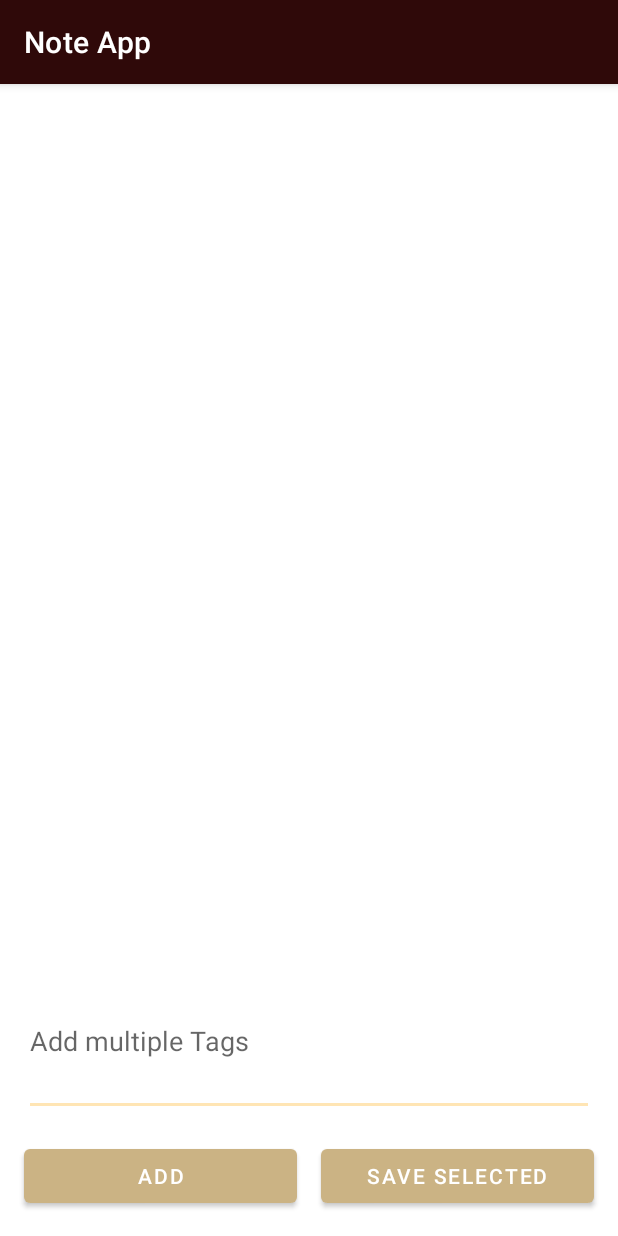
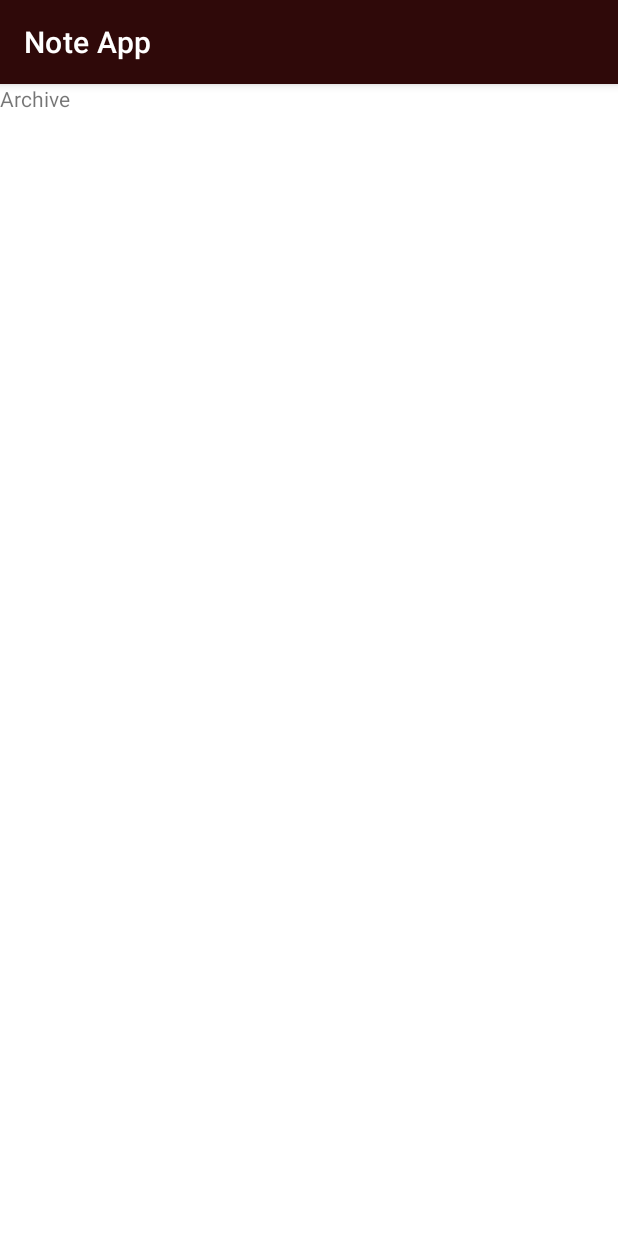
Before and after one commit to dnloop/NoteApp, an Android app: the fragment ArchiveFragment shown on its own in the app's theme, on a phone screen of 412 x 824 dp. Run offline under Robolectric (Android 15) with nearby library versions, the phone set to English and light mode, and no system bars.

Commit message:
Refactored: removed one directory hierarchy.

```diff
--- a/app/src/main/java/io/github/dnloop/noteapp/MainActivity.kt
+++ b/app/src/main/java/io/github/dnloop/noteapp/MainActivity.kt
@@ -12,7 +12,7 @@ import android.view.Menu
 import androidx.databinding.DataBindingUtil
 import com.google.android.material.floatingactionbutton.FloatingActionButton
 import io.github.dnloop.noteapp.databinding.ActivityMainBinding
-import io.github.dnloop.noteapp.ui.home.HomeFragmentDirections
+import io.github.dnloop.noteapp.ui.HomeFragmentDirections
 import kotlinx.android.synthetic.main.app_bar_main.view.*
 
 class MainActivity : AppCompatActivity() {
--- a/app/src/main/java/io/github/dnloop/noteapp/adapter/ViewPagerAdapter.kt
+++ b/app/src/main/java/io/github/dnloop/noteapp/adapter/ViewPagerAdapter.kt
@@ -4,8 +4,8 @@ import androidx.fragment.app.Fragment
 import androidx.fragment.app.FragmentManager
 import androidx.fragment.app.FragmentPagerAdapter
 import androidx.viewpager.widget.PagerAdapter
-import io.github.dnloop.noteapp.ui.note.EditNoteFragment
-import io.github.dnloop.noteapp.ui.tag.TagFragment
+import io.github.dnloop.noteapp.ui.EditNoteFragment
+import io.github.dnloop.noteapp.ui.TagFragment
 
 class ViewPagerAdapter(fm: FragmentManager) : FragmentPagerAdapter(fm, BEHAVIOR_RESUME_ONLY_CURRENT_FRAGMENT) {
 
--- a/app/src/main/java/io/github/dnloop/noteapp/ui/tag/TagFragment.kt
+++ b/app/src/main/java/io/github/dnloop/noteapp/ui/ArchiveFragment.kt
@@ -1,26 +1,25 @@
-package io.github.dnloop.noteapp.ui.tag
-
+package io.github.dnloop.noteapp.ui
 
 import android.os.Bundle
 import androidx.fragment.app.Fragment
 import android.view.LayoutInflater
 import android.view.View
 import android.view.ViewGroup
-
+import android.widget.TextView
 import io.github.dnloop.noteapp.R
 
 /**
  * A simple [Fragment] subclass.
  */
-class TagFragment : Fragment() {
+class ArchiveFragment : Fragment() {
 
     override fun onCreateView(
         inflater: LayoutInflater, container: ViewGroup?,
         savedInstanceState: Bundle?
     ): View? {
-        // Inflate the layout for this fragment
-        return inflater.inflate(R.layout.content_tag, container, false)
+        return TextView(activity).apply {
+            setText(R.string.menu_archive)
+        }
     }
 
-
 }
--- a/app/src/main/java/io/github/dnloop/noteapp/ui/category/CategoryFragment.kt
+++ b/app/src/main/java/io/github/dnloop/noteapp/ui/CategoryFragment.kt
@@ -1,4 +1,4 @@
-package io.github.dnloop.noteapp.ui.category
+package io.github.dnloop.noteapp.ui
 
 import android.os.Bundle
 import android.view.LayoutInflater
--- a/app/src/main/java/io/github/dnloop/noteapp/ui/note/EditNoteFragment.kt
+++ b/app/src/main/java/io/github/dnloop/noteapp/ui/EditNoteFragment.kt
@@ -1,4 +1,4 @@
-package io.github.dnloop.noteapp.ui.note
+package io.github.dnloop.noteapp.ui
 
 import android.os.Bundle
 import android.view.LayoutInflater
@@ -12,6 +12,7 @@ import androidx.navigation.fragment.findNavController
 import io.github.dnloop.noteapp.R
 import io.github.dnloop.noteapp.data.NoteDatabase
 import io.github.dnloop.noteapp.databinding.FragmentNoteEditorBinding
+import io.github.dnloop.noteapp.ui.ContentNoteFragmentDirections
 import io.github.dnloop.noteapp.ui.viewmodel.EditNoteViewModel
 import io.github.dnloop.noteapp.ui.viewmodel.EditNoteViewModelFactory
 
--- a/app/src/main/java/io/github/dnloop/noteapp/ui/archive/ArchiveFragment.kt
+++ b/app/src/main/java/io/github/dnloop/noteapp/ui/FolderFragment.kt
@@ -1,4 +1,4 @@
-package io.github.dnloop.noteapp.ui.archive
+package io.github.dnloop.noteapp.ui
 
 import android.os.Bundle
 import androidx.fragment.app.Fragment
@@ -11,14 +11,14 @@ import io.github.dnloop.noteapp.R
 /**
  * A simple [Fragment] subclass.
  */
-class ArchiveFragment : Fragment() {
+class FolderFragment : Fragment() {
 
     override fun onCreateView(
         inflater: LayoutInflater, container: ViewGroup?,
         savedInstanceState: Bundle?
     ): View? {
         return TextView(activity).apply {
-            setText(R.string.menu_archive)
+            setText(R.string.item_category)
         }
     }
 
--- a/app/src/main/java/io/github/dnloop/noteapp/ui/share/ShareFragment.kt
+++ b/app/src/main/java/io/github/dnloop/noteapp/ui/ShareFragment.kt
@@ -1,4 +1,4 @@
-package io.github.dnloop.noteapp.ui.share
+package io.github.dnloop.noteapp.ui
 
 import android.os.Bundle
 import android.view.LayoutInflater
--- a/app/src/main/res/layout/fragment_archive.xml
+++ b/app/src/main/res/layout/fragment_archive.xml
@@ -10,7 +10,7 @@
     <androidx.constraintlayout.widget.ConstraintLayout
         android:layout_width="match_parent"
         android:layout_height="match_parent"
-        tools:context=".ui.archive.ArchiveFragment">
+        tools:context=".ui.ArchiveFragment">
 
         <androidx.recyclerview.widget.RecyclerView
             android:id="@+id/archive_list"
```
Also changed, not shown: app/src/main/java/io/github/dnloop/noteapp/ui/ContentNoteFragment.kt (renamed from app/src/main/java/io/github/dnloop/noteapp/ui/note/ContentNoteFragment.kt, +6 -2 lines), app/src/main/java/io/github/dnloop/noteapp/ui/HomeFragment.kt (renamed from app/src/main/java/io/github/dnloop/noteapp/ui/home/HomeFragment.kt, +7 -2 lines), app/src/main/java/io/github/dnloop/noteapp/ui/TagFragment.kt (renamed from app/src/main/java/io/github/dnloop/noteapp/ui/folder/FolderFragment.kt, +7 -6 lines), app/src/main/res/navigation/mobile_navigation.xml (+6 -6 lines).
